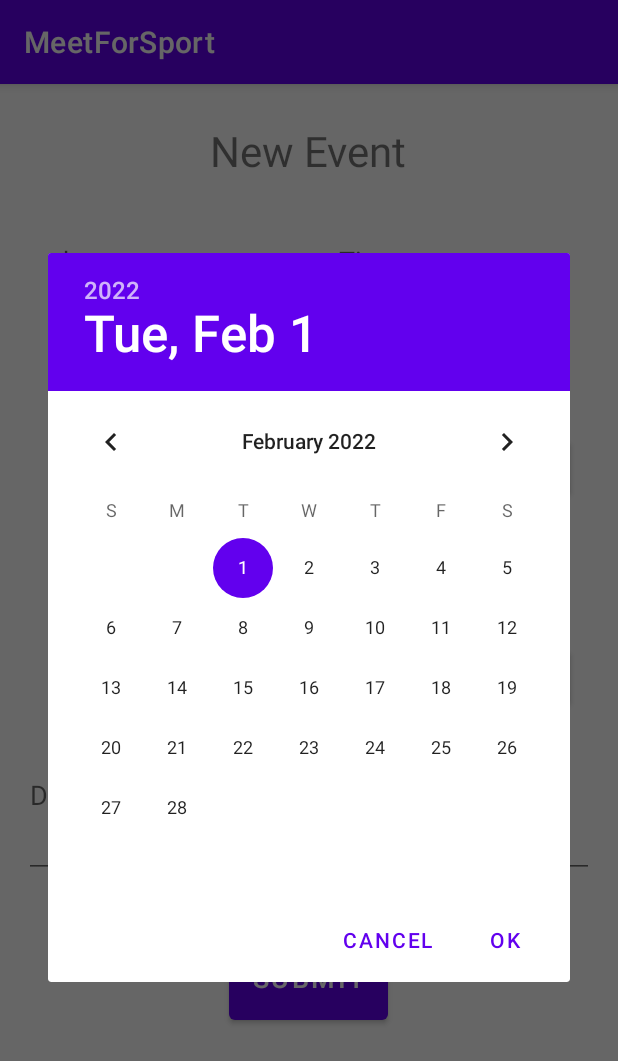
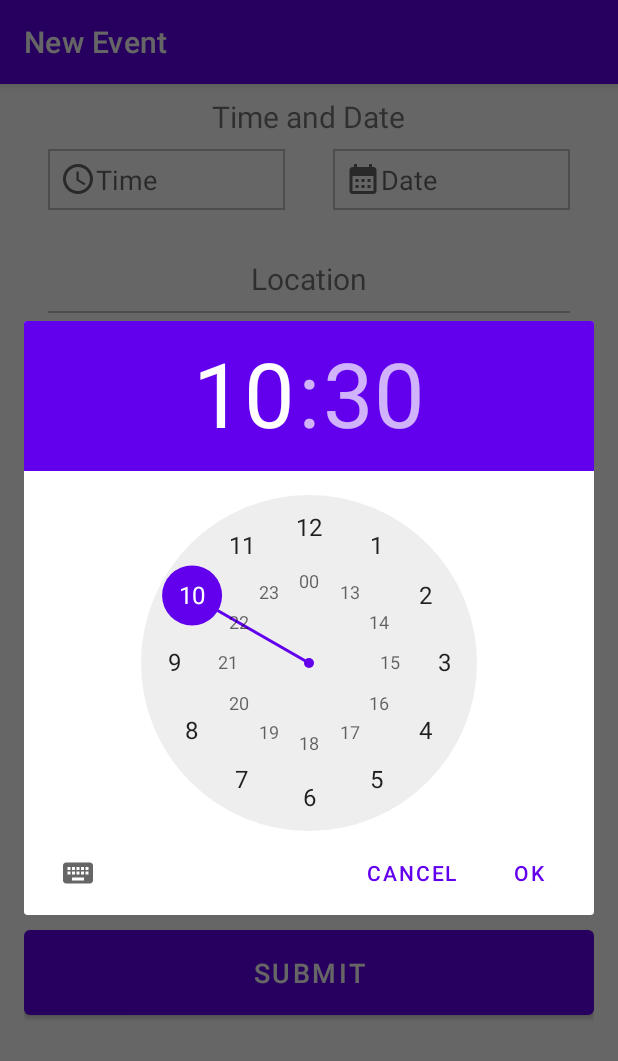
Before and after one commit to Gandalfalex/EAMA_Project, an Android app: the EventCreator screen opened directly, with no data from a screen before it, on a phone screen of 412 x 824 dp. Shown: the top 1061 px of the screen. Run offline under Robolectric (Android 15) with nearby library versions, the phone set to English and light mode, and no system bars; our stand-ins replace Volley; network calls fail.

Commit message:
Reworked the design of the event creator

```diff
--- a/Project/MeetForSport/app/src/main/AndroidManifest.xml
+++ b/Project/MeetForSport/app/src/main/AndroidManifest.xml
@@ -22,6 +22,7 @@
 
         <activity
             android:name=".ui.EventCreator.EventCreator"
+            android:label="@string/new_Event_planner_headline"
             android:exported="false" />
         <activity
             android:name=".ui.EventInformation.EventInformationActivity"
--- /dev/null
+++ b/Project/MeetForSport/app/src/main/res/drawable/edit_text_border.xml
@@ -0,0 +1,5 @@
+<shape xmlns:android="http://schemas.android.com/apk/res/android">
+    <stroke
+        android:width="1dp"
+        android:color="#c0c0c0" />
+</shape>
--- /dev/null
+++ b/Project/MeetForSport/app/src/main/res/drawable/ic_baseline_calendar_month_24.xml
@@ -0,0 +1,10 @@
+<vector xmlns:android="http://schemas.android.com/apk/res/android"
+    android:width="24dp"
+    android:height="24dp"
+    android:viewportWidth="24"
+    android:viewportHeight="24"
+    android:tint="?attr/colorControlNormal">
+  <path
+      android:fillColor="@android:color/white"
+      android:pathData="M19,4h-1V2h-2v2H8V2H6v2H5C3.89,4 3.01,4.9 3.01,6L3,20c0,1.1 0.89,2 2,2h14c1.1,0 2,-0.9 2,-2V6C21,4.9 20.1,4 19,4zM19,20H5V10h14V20zM9,14H7v-2h2V14zM13,14h-2v-2h2V14zM17,14h-2v-2h2V14zM9,18H7v-2h2V18zM13,18h-2v-2h2V18zM17,18h-2v-2h2V18z"/>
+</vector>
--- a/Project/MeetForSport/app/src/main/res/layout/activity_event_creator.xml
+++ b/Project/MeetForSport/app/src/main/res/layout/activity_event_creator.xml
@@ -9,7 +9,7 @@
 
   <androidx.constraintlayout.widget.ConstraintLayout
       android:layout_width="match_parent"
-      android:layout_height="match_parent">
+      android:layout_height="wrap_content">
 
   <RelativeLayout
       android:layout_width="match_parent"
@@ -20,27 +20,38 @@
       tools:layout_editor_absoluteX="0dp">
 
     <TextView
-        android:id="@+id/event_introduction"
+        android:id="@+id/time_and_date_headline"
         android:layout_width="wrap_content"
         android:layout_height="wrap_content"
         android:layout_centerHorizontal="true"
-        android:layout_marginTop="25dp"
+        android:layout_marginTop="8dp"
         android:gravity="center"
-        android:text="@string/new_Event_planner_headline"
-        android:textSize="@dimen/activity_headline"
         app:layout_constraintEnd_toEndOf="parent"
-        app:layout_constraintHorizontal_bias="0.2"
         app:layout_constraintStart_toStartOf="parent"
-        app:layout_constraintTop_toTopOf="parent" />
+        app:layout_constraintTop_toTopOf="parent"
+        android:text="@string/time_and_date"
+        android:textSize="@dimen/activity_sectionHeadline" />
 
     <LinearLayout
         android:id="@+id/time_and_date_layout"
         android:layout_width="match_parent"
         android:layout_height="wrap_content"
         android:orientation="horizontal"
-        android:layout_marginTop="32dp"
-        android:layout_below="@+id/event_introduction">
+        android:layout_marginTop="8dp"
+        android:layout_below="@+id/time_and_date_headline"
+        >
 
+      <EditText
+          android:id="@+id/event_time_text"
+          android:layout_width="0dp"
+          android:layout_weight="0.5"
+          android:layout_marginHorizontal="16dp"
+          android:layout_height="wrap_content"
+          android:background="@drawable/edit_text_border"
+          android:hint="@string/time"
+          android:padding="8dp"
+          app:drawableStartCompat="@drawable/ic_baseline_access_time"
+          android:inputType="time" />
 
       <EditText
           android:id="@+id/event_date_text"
@@ -48,19 +59,12 @@
           android:layout_height="wrap_content"
           android:layout_weight="0.5"
           android:layout_marginHorizontal="16dp"
-          android:ems="10"
+          android:padding="8dp"
           android:hint="@string/date"
+          android:background="@drawable/edit_text_border"
+          app:drawableStartCompat="@drawable/ic_baseline_calendar_month_24"
           android:inputType="date" />
 
-      <EditText
-          android:id="@+id/event_time_text"
-          android:layout_width="0dp"
-          android:layout_weight="0.5"
-          android:layout_marginHorizontal="16dp"
-          android:layout_height="wrap_content"
-          android:ems="10"
-          android:hint="@string/time"
-          android:inputType="time" />
 
     </LinearLayout>
 
@@ -75,13 +79,22 @@
         android:text="@string/location"
         android:textSize="@dimen/activity_sectionHeadline" />
 
+    <View
+        android:layout_width="match_parent"
+        android:layout_height="1dp"
+        android:background="#c0c0c0"
+        android:layout_marginHorizontal="16dp"
+        android:layout_marginTop="8dp"
+        android:layout_below="@+id/location_textview_headline"
+        />
+
     <LinearLayout
         android:id="@+id/location_layout"
         android:layout_width="match_parent"
         android:layout_height="wrap_content"
         android:orientation="horizontal"
         android:gravity="center"
-        android:layout_marginTop="32dp"
+        android:layout_marginTop="16dp"
         android:layout_below="@+id/location_textview_headline">
 
       <TextView
@@ -92,7 +105,7 @@
           android:layout_marginHorizontal="16dp"
           android:layout_height="wrap_content"
           app:drawableStartCompat="@drawable/ic_baseline_gps_fixed"
-          android:text="@string/address"
+          android:text="@string/select_location"
           />
 
       <Button
@@ -119,12 +132,21 @@
         android:text="@string/sport"
         android:textSize="@dimen/activity_sectionHeadline" />
 
+    <View
+        android:layout_width="match_parent"
+        android:layout_height="1dp"
+        android:background="#c0c0c0"
+        android:layout_marginHorizontal="16dp"
+        android:layout_marginTop="8dp"
+        android:layout_below="@+id/sport_textview_headline"
+        />
+
     <LinearLayout
         android:id="@+id/sport_layout"
         android:layout_width="match_parent"
         android:layout_height="wrap_content"
         android:orientation="horizontal"
-        android:layout_marginTop="32dp"
+        android:layout_marginTop="16dp"
         android:gravity="center"
         android:layout_below="@+id/sport_textview_headline">
 
@@ -136,7 +158,7 @@
           android:layout_marginHorizontal="16dp"
           android:layout_height="wrap_content"
           app:drawableStartCompat="@drawable/ic_baseline_sport"
-          android:text="@string/sport" />
+          android:text="@string/select_sport" />
 
       <Button
           android:id="@+id/find_sport_btn"
@@ -149,26 +171,36 @@
 
     </LinearLayout>
 
-
+    <TextView
+        android:id="@+id/description_headline"
+        android:layout_width="wrap_content"
+        android:layout_height="wrap_content"
+        android:layout_below="@+id/sport_layout"
+        android:layout_centerHorizontal="true"
+        android:layout_marginTop="32dp"
+        android:gravity="center"
+        android:text="@string/description"
+        android:textSize="@dimen/activity_sectionHeadline" />
 
     <EditText
         android:id="@+id/event_description"
-        android:layout_width="383dp"
-        android:layout_height="78dp"
-        android:layout_below="@+id/sport_layout"
-        android:layout_marginTop="32dp"
-        android:ems="10"
+        android:layout_width="match_parent"
+        android:layout_height="128dp"
+        android:layout_below="@+id/description_headline"
+        android:layout_marginTop="8dp"
+        android:background="@drawable/edit_text_border"
         android:gravity="start|top"
-        android:hint="@string/description"
+        android:padding="8dp"
+        android:hint="@string/add_a_description"
         android:inputType="textMultiLine" />
 
     <Button
         android:id="@+id/submit_value"
-        android:layout_width="wrap_content"
+        android:layout_width="match_parent"
         android:layout_height="wrap_content"
         android:layout_below="@+id/event_description"
         android:layout_centerHorizontal="true"
-        android:layout_marginTop="32dp"
+        android:layout_marginVertical="32dp"
         android:textSize="18sp"
         android:padding="16dp"
         android:gravity="center"
--- a/Project/MeetForSport/app/src/main/res/values/dimens.xml
+++ b/Project/MeetForSport/app/src/main/res/values/dimens.xml
@@ -2,6 +2,6 @@
     <!-- Default screen margins, per the Android Design guidelines. -->
     <dimen name="activity_horizontal_margin">16dp</dimen>
     <dimen name="activity_vertical_margin">16dp</dimen>
-    <dimen name="activity_headline">28dp</dimen>
-    <dimen name="activity_sectionHeadline">20dp</dimen>
+    <dimen name="activity_headline">28sp</dimen>
+    <dimen name="activity_sectionHeadline">20sp</dimen>
 </resources>
--- a/Project/MeetForSport/app/src/main/res/values/strings.xml
+++ b/Project/MeetForSport/app/src/main/res/values/strings.xml
@@ -19,21 +19,23 @@
     <!-- Create new Event Strings -->
     <string name="new_Event">new Event</string>
     <string name="new_Event_planner_headline">New Event</string>
-
+    <string name="time_and_date">Time and Date</string>
     <string name="find_location">find location</string>
-    <string name="address">this will be your address</string>
+    <string name="select_location">select a location</string>
     <string name="location">Location</string>
     <string name="sport">Sport</string>
+    <string name="select_sport">select a sport</string>
     <string name="description">Description</string>
     <string name="find_sport">find sport</string>
     <string name="more_information">More Information:</string>
+    <string name="add_a_description">Add a Description</string>
 
 
     <!-- Sport information -->
     <string name="sport_name">Sport name</string>
     <string name="participants_number"> 13 people</string>
     <string name="time">Time</string>
-    <string name="date">date</string>
+    <string name="date">Date</string>
 
     <!-- User Profile -->
     <string name="your_upcoming_events">Your Upcoming Events:</string>
```
